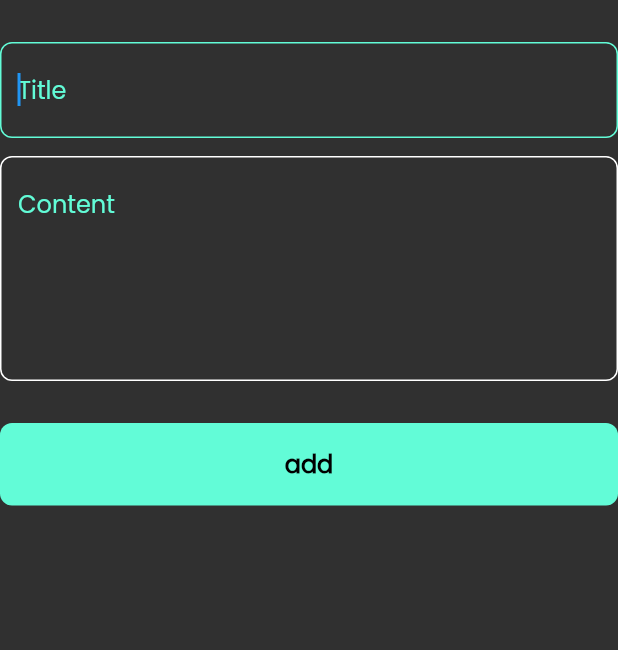
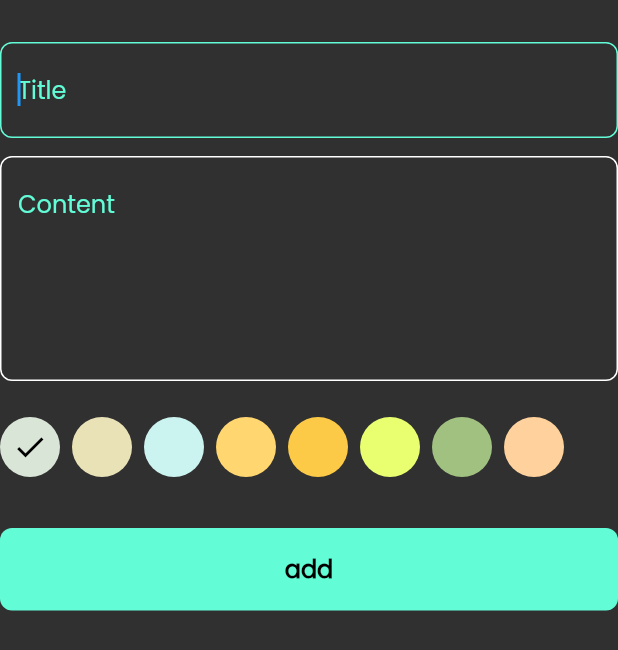
Before and after one commit to ahmedhamdi11/notes-app, a Flutter app: the AddNoteForm widget shown alone on an empty page, opened directly, on a phone screen of 412 x 824 dp. Shown: the top 650 px of the screen. Run offline on Flutter 3.47's test engine with Material 2 defaults, Android fonts, the phone set to English and light mode, and no system bars; our stand-ins replace bloc, flutter_bloc, hive, hive_flutter; accounts and stored records are empty.

Commit message:
add note with color don

```diff
--- a/lib/components/add_note_form.dart
+++ b/lib/components/add_note_form.dart
@@ -3,6 +3,7 @@ import 'package:flutter_bloc/flutter_bloc.dart';
 import 'package:intl/intl.dart';
 import 'package:my_notes/components/custom_button.dart';
 import 'package:my_notes/components/custom_text_field.dart';
+import 'package:my_notes/components/note_color_picker.dart';
 import 'package:my_notes/cubit/add_note_cubit/add_note_cubit.dart';
 import 'package:my_notes/models/note_model.dart';
 
@@ -26,6 +27,7 @@ class _AddNoteFormState extends State<AddNoteForm> {
           key: formKey,
           autovalidateMode: autoValidateMode,
           child: Column(
+
             children: [
               const SizedBox(
                 height: 28.0,
@@ -47,6 +49,10 @@ class _AddNoteFormState extends State<AddNoteForm> {
                   supTitle = value;
                 },
               ),
+              const SizedBox(
+                height: 18.0,
+              ),
+              const NoteColorPicker(),
               const SizedBox(
                 height: 28.0,
               ),
--- /dev/null
+++ b/lib/components/color_picker_item.dart
@@ -0,0 +1,17 @@
+import 'package:flutter/material.dart';
+class ColorPickerItem extends StatelessWidget {
+  const ColorPickerItem({Key? key, required this.isPicked, required this.color}) : super(key: key);
+  final bool isPicked;
+  final Color color;
+  @override
+  Widget build(BuildContext context) {
+    return Padding(
+      padding: const EdgeInsets.only(right: 8.0),
+      child: CircleAvatar(
+        radius: 20,
+        backgroundColor:color,
+        child: isPicked? const Icon(Icons.check):null,
+      ),
+    );
+  }
+}
--- /dev/null
+++ b/lib/components/note_color_picker.dart
@@ -0,0 +1,51 @@
+import 'package:flutter/material.dart';
+import 'package:flutter_bloc/flutter_bloc.dart';
+import 'package:my_notes/components/color_picker_item.dart';
+import 'package:my_notes/cubit/add_note_cubit/add_note_cubit.dart';
+
+class NoteColorPicker extends StatefulWidget {
+  const NoteColorPicker({Key? key}) : super(key: key);
+
+  @override
+  State<NoteColorPicker> createState() => _NoteColorPickerState();
+}
+
+class _NoteColorPickerState extends State<NoteColorPicker> {
+  int currentIndex = 0;
+  List<Color> colorsList = const [
+    Color(0xffd9e5d6),
+    Color(0xffeae2b7),
+    Color(0xffcbf3f0),
+    Color(0xffffd670),
+    Color(0xffFCCA46),
+    Color(0xffe9ff70),
+    Color(0xffA1C181),
+    Color(0xffffd29d),
+  ];
+
+  @override
+  Widget build(BuildContext context) {
+    return SizedBox(
+      height: 26*2,
+      child: ListView.builder(
+        physics: const BouncingScrollPhysics(),
+        scrollDirection: Axis.horizontal,
+        itemCount: colorsList.length,
+        itemBuilder: (context, index) {
+          return GestureDetector(
+              onTap: () {
+                setState(() {
+                  currentIndex = index;
+                  BlocProvider.of<AddNoteCubit>(context).color =
+                      colorsList[index];
+                });
+              },
+              child: ColorPickerItem(
+                isPicked: currentIndex == index,
+                color: colorsList[index],
+              ));
+        },
+      ),
+    );
+  }
+}
--- a/lib/cubit/add_note_cubit/add_note_cubit.dart
+++ b/lib/cubit/add_note_cubit/add_note_cubit.dart
@@ -1,4 +1,5 @@
 import 'package:bloc/bloc.dart';
+import 'package:flutter/material.dart';
 import 'package:hive_flutter/adapters.dart';
 import 'package:meta/meta.dart';
 import 'package:my_notes/constants.dart';
@@ -8,8 +9,9 @@ part 'add_note_state.dart';
 
 class AddNoteCubit extends Cubit<AddNoteState> {
   AddNoteCubit() : super(AddNoteInitial());
-
-  addNote(NoteModel note)async{
+  Color color= const Color(0xffd9e5d6);
+  void addNote(NoteModel note)async{
+    note.color=color.value;
     emit(AddNoteLoading());
     try {
       var notesBox=Hive.box<NoteModel>(kNotesBox);
--- a/lib/models/note_model.dart
+++ b/lib/models/note_model.dart
@@ -5,13 +5,13 @@ part 'note_model.g.dart';
 @HiveType(typeId: 0)
 class NoteModel extends HiveObject {
   @HiveField(0)
-  final String title;
+  String title;
   @HiveField(1)
-  final String content;
+  String content;
   @HiveField(2)
   final String date;
   @HiveField(3)
-  final int color;
+  int color;
 
   NoteModel(
       {required this.title,
```
